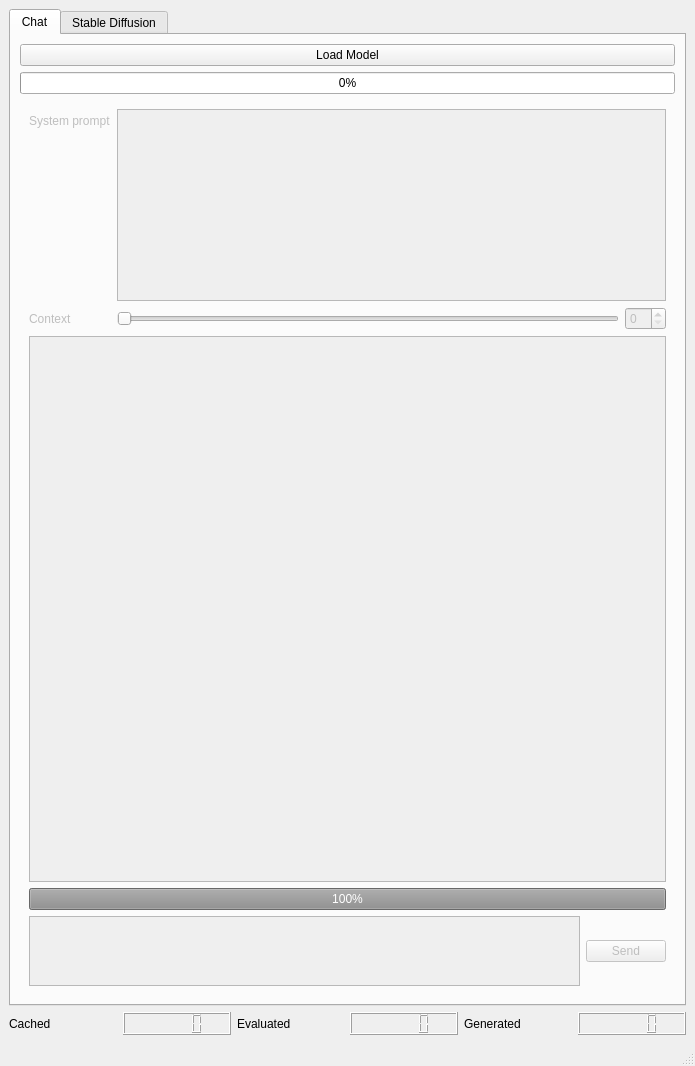
Before: the Qt Designer form AIOneQTWidgets/mainwindow.ui in Iemand005/Singularity, drawn with Qt 5.
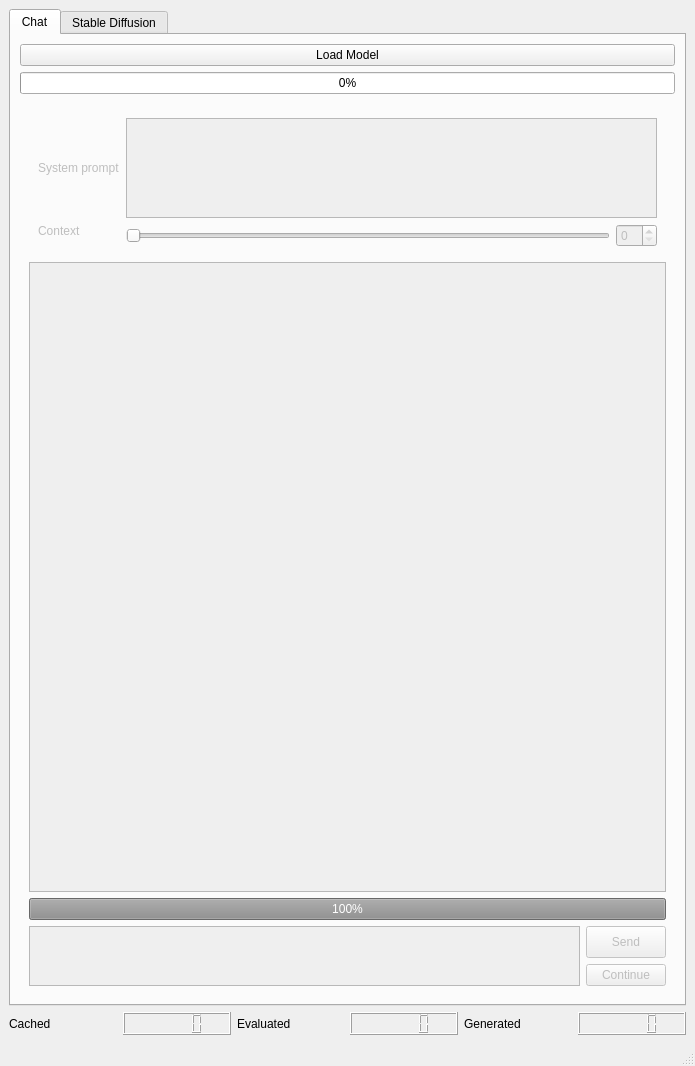
After: the same form once the commit is applied.

Commit message: Little cleainups and partial user autocomplete

Diff of the .ui file:
```diff
--- a/AIOneQTWidgets/mainwindow.ui
+++ b/AIOneQTWidgets/mainwindow.ui
@@ -61,9 +61,22 @@
           </property>
           <layout class="QVBoxLayout" name="verticalLayout_6">
            <item>
+            <widget class="QFrame" name="">
+             <property name="sizePolicy">
+              <sizepolicy hsizetype="Preferred" vsizetype="Maximum">
+               <horstretch>0</horstretch>
+               <verstretch>0</verstretch>
+              </sizepolicy>
+             </property>
             <layout class="QFormLayout" name="llmOptionsForm">
              <item row="0" column="0">
               <widget class="QLabel" name="label">
+                <property name="sizePolicy">
+                 <sizepolicy hsizetype="Preferred" vsizetype="Expanding">
+                  <horstretch>0</horstretch>
+                  <verstretch>0</verstretch>
+                 </sizepolicy>
+                </property>
                <property name="text">
                 <string>System prompt</string>
                </property>
@@ -72,15 +85,33 @@
              <item row="0" column="1">
               <widget class="QPlainTextEdit" name="systemPromptInput">
                <property name="sizePolicy">
-                <sizepolicy hsizetype="Expanding" vsizetype="Minimum">
+                 <sizepolicy hsizetype="Expanding" vsizetype="Maximum">
                  <horstretch>0</horstretch>
                  <verstretch>0</verstretch>
                 </sizepolicy>
                </property>
+                <property name="minimumSize">
+                 <size>
+                  <width>0</width>
+                  <height>10</height>
+                 </size>
+                </property>
+                <property name="maximumSize">
+                 <size>
+                  <width>16777215</width>
+                  <height>100</height>
+                 </size>
+                </property>
               </widget>
              </item>
              <item row="1" column="0">
               <widget class="QLabel" name="label_2">
+                <property name="sizePolicy">
+                 <sizepolicy hsizetype="Preferred" vsizetype="Maximum">
+                  <horstretch>0</horstretch>
+                  <verstretch>0</verstretch>
+                 </sizepolicy>
+                </property>
                <property name="text">
                 <string>Context</string>
                </property>
@@ -101,9 +132,16 @@
               </layout>
              </item>
             </layout>
+            </widget>
            </item>
            <item>
             <widget class="QListWidget" name="listWidget">
+             <property name="sizePolicy">
+              <sizepolicy hsizetype="Expanding" vsizetype="Expanding">
+               <horstretch>0</horstretch>
+               <verstretch>0</verstretch>
+              </sizepolicy>
+             </property>
              <property name="verticalScrollMode">
               <enum>QAbstractItemView::ScrollMode::ScrollPerPixel</enum>
              </property>
@@ -127,17 +165,25 @@
              <item>
               <widget class="QPlainTextEdit" name="messageInput">
                <property name="sizePolicy">
-                <sizepolicy hsizetype="Expanding" vsizetype="Maximum">
+                <sizepolicy hsizetype="Expanding" vsizetype="Preferred">
                  <horstretch>0</horstretch>
                  <verstretch>0</verstretch>
                 </sizepolicy>
                </property>
+               <property name="maximumSize">
+                <size>
+                 <width>16777215</width>
+                 <height>60</height>
+                </size>
+               </property>
               </widget>
              </item>
+             <item>
+              <layout class="QVBoxLayout" name="verticalLayout_7">
              <item>
               <widget class="QPushButton" name="sendButton">
                <property name="sizePolicy">
-                <sizepolicy hsizetype="Maximum" vsizetype="Maximum">
+                  <sizepolicy hsizetype="Maximum" vsizetype="Minimum">
                  <horstretch>0</horstretch>
                  <verstretch>0</verstretch>
                 </sizepolicy>
@@ -146,6 +192,21 @@
                 <string>Send</string>
                </property>
               </widget>
+               </item>
+               <item>
+                <widget class="QPushButton" name="pushButton">
+                 <property name="sizePolicy">
+                  <sizepolicy hsizetype="Minimum" vsizetype="Maximum">
+                   <horstretch>0</horstretch>
+                   <verstretch>0</verstretch>
+                  </sizepolicy>
+                 </property>
+                 <property name="text">
+                  <string>Continue</string>
+                 </property>
+                </widget>
+               </item>
+              </layout>
              </item>
             </layout>
            </item>
```
Lines whose indentation alone changed are shown as unchanged. The commit also changes 1 other file.
